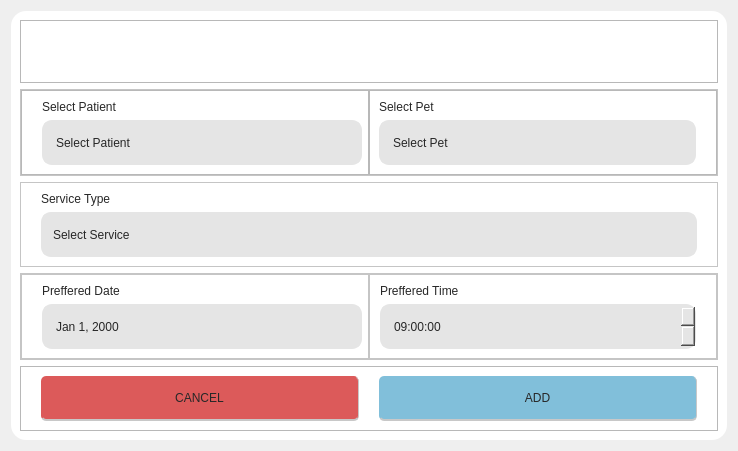
Before: the Qt Designer form Frontend/addAppointmentCard.ui in DreddVDomasian/Petmate-Desktop-Application, drawn with Qt 5.
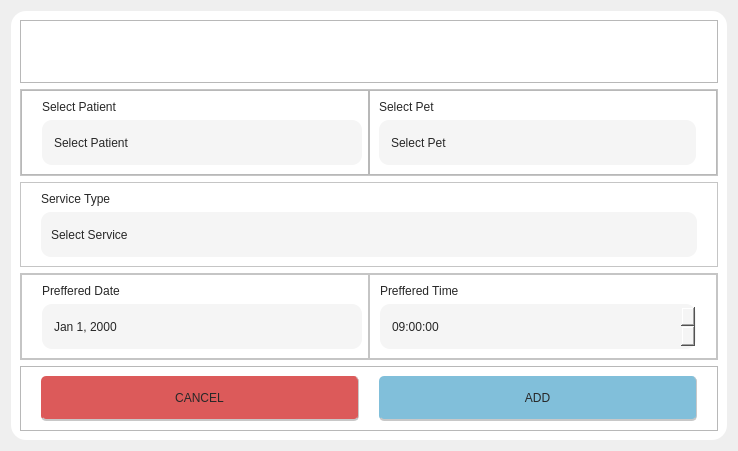
After: the same form once the commit is applied. Icons and pictures are not drawn.

The edit to the form file:
```diff
--- a/Frontend/addAppointmentCard.ui
+++ b/Frontend/addAppointmentCard.ui
@@ -23,8 +23,7 @@
 }
 
 QDateEdit {
-    border: 2px solid rgb(229, 229, 229);
-	background-color:rgb(229, 229, 229);
+	background-color:rgb(245, 245, 245);
     border-radius: 10px;
     font: 57 12pt &quot;Montserrat Medium&quot;;
     color: rgb(39, 39, 39);
@@ -46,8 +45,7 @@
 }
 
 QComboBox {
-    border: 2px solid rgb(229, 229, 229);
-	background-color:rgb(229, 229, 229);
+	background-color:rgb(245, 245, 245);
     border-radius: 10px;
 	font: 57 12pt &quot;Montserrat Medium&quot;;
 	color:rgb(39, 39, 39);
@@ -142,8 +140,7 @@
 }
 
 QTimeEdit {
-    border: 2px solid rgb(229, 229, 229);
-	background-color:rgb(229, 229, 229);
+	background-color:rgb(245, 245, 245);
     border-radius: 10px;
     font: 57 12pt &quot;Montserrat Medium&quot;;
     color: rgb(39, 39, 39);
```
Left out of the diff: 4 changed lines with no effect on the pictures.
